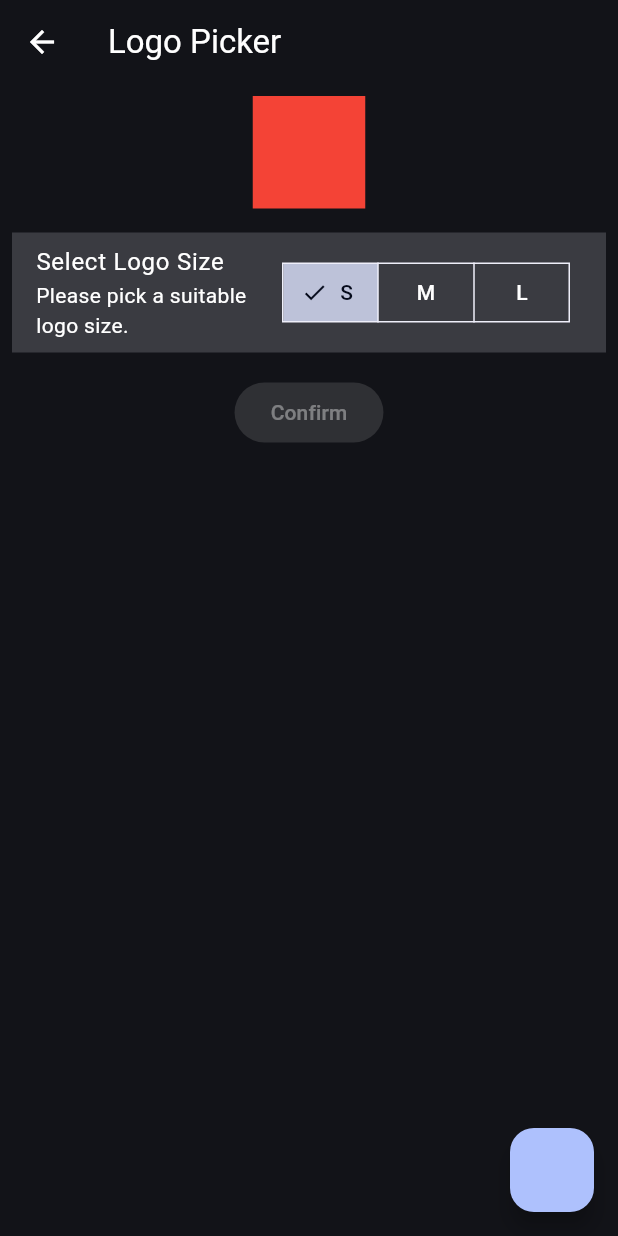
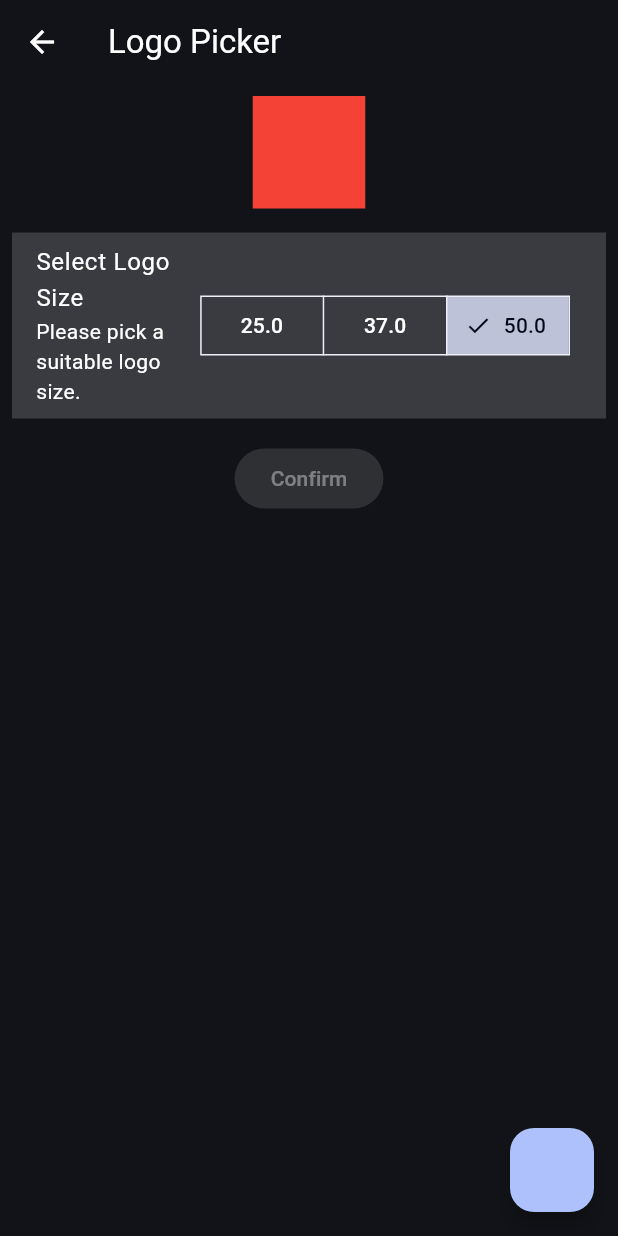
Before and after one commit to vchib1/QR-Scanner, a Flutter app: the EditorPage screen opened directly with empty values, after a tap on "Custom Logo", on a phone screen of 412 x 824 dp. Run offline on Flutter 3.47's test engine with Material 3 defaults, Android fonts, the phone set to English and light mode, and no system bars; our stand-ins replace file_picker, flutter_riverpod, permission_handler, qr_flutter, screenshot, share_plus and 1 more; missing offline and left inert: flex_color_picker, mobile_scanner; accounts and stored records are empty.

Commit message:
added logo picker for generated QR

```diff
--- a/lib/views/editor/editor_page.dart
+++ b/lib/views/editor/editor_page.dart
@@ -1,4 +1,5 @@
 import 'dart:io';
+import 'package:ez_qr/utils/helper_functions/colorpicker_dialog.dart';
 import 'package:flutter/material.dart';
 import 'package:flutter/foundation.dart';
 import 'package:share_plus/share_plus.dart';
@@ -8,7 +9,6 @@ import 'package:file_picker/file_picker.dart';
 import 'package:path_provider/path_provider.dart';
 import 'package:ez_qr/views/editor/viewmodel.dart';
 import 'package:flutter_riverpod/flutter_riverpod.dart';
-import 'package:flex_color_picker/flex_color_picker.dart';
 import 'package:ez_qr/services/database/history/history_db.dart';
 
 class EditorPage extends ConsumerStatefulWidget {
@@ -21,43 +21,24 @@ class EditorPage extends ConsumerStatefulWidget {
 }
 
 class _EditorPageState extends ConsumerState<EditorPage> {
-  late final ScreenshotController screenshotController;
-
-  static const qrSize = 200.0;
-
-  @override
-  void initState() {
-    super.initState();
-    screenshotController = ScreenshotController();
-  }
-
-  Future<void> colorPickerDialog(
-    BuildContext context,
-    Color color,
-    Function(Color color) setState,
-  ) async {
-    //
-    Color newColor = await showColorPickerDialog(
-      context,
-      color,
-      heading: Text("Pick a Color"),
-      pickersEnabled: <ColorPickerType, bool>{
-        ColorPickerType.wheel: true,
-        ColorPickerType.primary: false,
-        ColorPickerType.accent: false,
-      },
-    );
-
-    setState(newColor);
-  }
+  static const qrSize = 250.0;
 
   /// Capture QR code screenshot and return as Uint8List
   Future<Uint8List> captureQRScreenshot() async {
-    Uint8List image = await screenshotController.captureFromWidget(
-      _buildQRView(context),
+    final screenshotController = ScreenshotController();
+
+    final qrWidget = MediaQuery(
+      data: MediaQueryData.fromView(View.of(context)),
+      child: Transform(
+        alignment: Alignment.center,
+        transform: Matrix4.identity()..scale(1.0, -1.0), // Flip vertically
+        child: _buildQRView(),
+      ),
     );
 
-    return image;
+    final imageBytes = await screenshotController.captureFromWidget(qrWidget);
+
+    return imageBytes;
   }
 
   /// Save QR code image to device
@@ -112,6 +93,26 @@ class _EditorPageState extends ConsumerState<EditorPage> {
     }
   }
 
+  Future<void> processLogo() async {
+    final state = ref.read(qrEditViewModel);
+    final viewModel = ref.read(qrEditViewModel.notifier);
+
+    final result =
+        await Navigator.pushNamed(context, "/editor/logo")
+            as Map<String, dynamic>?;
+
+    if (result == null) return;
+
+    File file = File(result["path"] as String);
+    QRLogoSize logoSize = result["size"] as QRLogoSize;
+
+    Uint8List bytes = await file.readAsBytes();
+
+    viewModel.changeState(
+      state.copyWith(selectedLogo: bytes, logoSize: logoSize),
+    );
+  }
+
   void showLoadingDialog() => showDialog<void>(
     context: context,
     barrierDismissible: false,
@@ -120,8 +121,6 @@ class _EditorPageState extends ConsumerState<EditorPage> {
 
   @override
   Widget build(BuildContext context) {
-    final size = MediaQuery.sizeOf(context);
-
     final state = ref.watch(qrEditViewModel);
     final viewModel = ref.watch(qrEditViewModel.notifier);
 
@@ -148,7 +147,7 @@ class _EditorPageState extends ConsumerState<EditorPage> {
             spacing: 12.0,
             children: [
               const SizedBox(height: 8.0),
-              SizedBox(height: qrSize, child: _buildQRView(context)),
+              SizedBox(height: qrSize, child: _buildQRView()),
 
               const SizedBox(height: 12.0),
 
@@ -249,28 +248,17 @@ class _EditorPageState extends ConsumerState<EditorPage> {
 
                   // Background Color
                   ListTile(
-                    onTap: () async {
-                      final path = await Navigator.pushNamed(
-                        context,
-                        "/editor/logo",
-                      );
-
-                      if (path == null) return;
-
-                      viewModel.changeState(
-                        state.copyWith(logoPath: path as String),
-                      );
-                    },
+                    onTap: processLogo,
                     title: Text("Custom Logo"),
                     subtitle: Text(
                       "Add a your custom logo in the center of the QR code.",
                     ),
                     trailing:
-                        state.logoPath != null
+                        state.selectedLogo != null
                             ? IconButton(
                               onPressed: () {
                                 viewModel.changeState(
-                                  state.copyWith(clearLogoPath: true),
+                                  state.copyWith(clearLogo: true),
                                 );
                               },
                               icon: Icon(Icons.delete),
@@ -338,7 +326,7 @@ class _EditorPageState extends ConsumerState<EditorPage> {
     );
   }
 
-  Widget _buildQRView(BuildContext context) {
+  Widget _buildQRView() {
     final state = ref.read(qrEditViewModel);
 
     return QrImageView(
@@ -347,8 +335,11 @@ class _EditorPageState extends ConsumerState<EditorPage> {
       gapless: !state.allowGap,
       backgroundColor: state.bgColor,
       version: state.version,
+      embeddedImageStyle: QrEmbeddedImageStyle(
+        size: Size.square(state.logoSize.size),
+      ),
       embeddedImage:
-          state.logoPath != null ? FileImage(File(state.logoPath!)) : null,
+          state.selectedLogo != null ? MemoryImage(state.selectedLogo!) : null,
       dataModuleStyle: QrDataModuleStyle(
         color: state.patternColor,
         dataModuleShape: state.patternShape,
--- a/lib/views/editor/logo_picker_page.dart
+++ b/lib/views/editor/logo_picker_page.dart
@@ -1,5 +1,6 @@
 import 'dart:io';
 
+import 'package:ez_qr/views/editor/viewmodel.dart';
 import 'package:file_picker/file_picker.dart';
 import 'package:flutter/material.dart';
 
@@ -11,7 +12,7 @@ class LogoPickerPage extends StatefulWidget {
 }
 
 class _LogoPickerPageState extends State<LogoPickerPage> {
-  double selectedSize = 50.0;
+  QRLogoSize logoSize = QRLogoSize.large;
 
   String? imagePath;
 
@@ -54,7 +55,7 @@ class _LogoPickerPageState extends State<LogoPickerPage> {
             ListTile(
               title: Text("Select Logo Size"),
               subtitle: Text("Please pick a suitable logo size."),
-              trailing: SegmentedButton<double>(
+              trailing: SegmentedButton<QRLogoSize>(
                 direction: Axis.horizontal,
                 style: ButtonStyle(
                   padding: WidgetStateProperty.all(const EdgeInsets.all(0.0)),
@@ -63,15 +64,19 @@ class _LogoPickerPageState extends State<LogoPickerPage> {
                     const RoundedRectangleBorder(),
                   ),
                 ),
-                segments: const [
-                  ButtonSegment(value: 50, label: Text("S")),
-                  ButtonSegment(value: 62.5, label: Text("M")),
-                  ButtonSegment(value: 75, label: Text("L")),
-                ],
-                selected: {selectedSize},
+                segments:
+                    QRLogoSize.values
+                        .map(
+                          (e) => ButtonSegment(
+                            value: e,
+                            label: Text(e.size.toString()),
+                          ),
+                        )
+                        .toList(),
+                selected: {logoSize},
                 onSelectionChanged: (newSelection) {
                   setState(() {
-                    selectedSize = newSelection.first;
+                    logoSize = newSelection.first;
                   });
                 },
               ),
@@ -80,7 +85,10 @@ class _LogoPickerPageState extends State<LogoPickerPage> {
             ElevatedButton(
               onPressed:
                   (imagePath != null)
-                      ? () => Navigator.pop(context, imagePath)
+                      ? () => Navigator.pop(context, {
+                        "path": imagePath,
+                        "size": logoSize,
+                      })
                       : null,
               child: const Text("Confirm"),
             ),
--- a/lib/views/editor/viewmodel.dart
+++ b/lib/views/editor/viewmodel.dart
@@ -1,3 +1,4 @@
+import 'package:flutter/foundation.dart';
 import 'package:flutter/material.dart';
 import 'package:flutter_riverpod/flutter_riverpod.dart';
 import 'package:qr_flutter/qr_flutter.dart';
@@ -9,18 +10,7 @@ final qrEditViewModel =
 
 class QREditViewModel extends AutoDisposeNotifier<QREditState> {
   @override
-  QREditState build() {
-    return const QREditState(
-      bgColor: Colors.white,
-      patternColor: Colors.black,
-      eyeColor: Colors.black,
-      patternShape: QrDataModuleShape.square,
-      eyeShape: QrEyeShape.square,
-      version: QrVersions.auto,
-      allowGap: true,
-      logoPath: null,
-    );
-  }
+  QREditState build() => const QREditState.init();
 
   void changeState(QREditState updatedState) => state = updatedState;
 }
@@ -33,7 +23,8 @@ class QREditState {
   final QrEyeShape eyeShape;
   final int version;
   final bool allowGap;
-  final String? logoPath;
+  final Uint8List? selectedLogo;
+  final QRLogoSize logoSize;
 
   const QREditState({
     required this.bgColor,
@@ -43,7 +34,20 @@ class QREditState {
     required this.eyeShape,
     required this.version,
     required this.allowGap,
-    required this.logoPath,
+    required this.selectedLogo,
+    required this.logoSize,
+  });
+
+  const QREditState.init({
+    this.bgColor = Colors.white,
+    this.patternColor = Colors.black,
+    this.eyeColor = Colors.black,
+    this.patternShape = QrDataModuleShape.square,
+    this.eyeShape = QrEyeShape.square,
+    this.version = QrVersions.auto,
+    this.allowGap = true,
+    this.selectedLogo,
+    this.logoSize = QRLogoSize.large,
   });
 
   QREditState copyWith({
@@ -54,8 +58,9 @@ class QREditState {
     QrEyeShape? eyeShape,
     int? version,
     bool? allowGap,
-    String? logoPath,
-    bool clearLogoPath = false,
+    QRLogoSize? logoSize,
+    Uint8List? selectedLogo,
+    bool clearLogo = false,
   }) => QREditState(
     bgColor: bgColor ?? this.bgColor,
     patternColor: patternColor ?? this.patternColor,
@@ -64,6 +69,17 @@ class QREditState {
     eyeShape: eyeShape ?? this.eyeShape,
     version: version ?? this.version,
     allowGap: allowGap ?? this.allowGap,
-    logoPath: clearLogoPath ? null : (logoPath ?? this.logoPath),
+    logoSize: logoSize ?? this.logoSize,
+    selectedLogo: clearLogo ? null : (selectedLogo ?? this.selectedLogo),
   );
 }
+
+enum QRLogoSize {
+  small(25.0),
+  medium(37.0),
+  large(50.0);
+
+  final double size;
+
+  const QRLogoSize(this.size);
+}
--- a/lib/views/image_scanner/image_scanner_page.dart
+++ b/lib/views/image_scanner/image_scanner_page.dart
@@ -6,7 +6,7 @@ import 'package:mobile_scanner/mobile_scanner.dart';
 import '../../model/scanned_item_model.dart';
 import '../../utils/enums/qr_type.dart';
 import '../../utils/snackbar.dart';
-import '../../utils/url_launch.dart';
+import '../../utils/helper_functions/url_launch.dart';
 import '../history/viewmodel.dart';
 
 class ImageScannerPage extends ConsumerStatefulWidget {
--- a/lib/views/qr_scanner/qr_scanner_page.dart
+++ b/lib/views/qr_scanner/qr_scanner_page.dart
@@ -1,6 +1,6 @@
 import 'package:ez_qr/model/scanned_item_model.dart';
 import 'package:ez_qr/utils/enums/qr_type.dart';
-import 'package:ez_qr/utils/url_launch.dart';
+import 'package:ez_qr/utils/helper_functions/url_launch.dart';
 import 'package:ez_qr/views/history/viewmodel.dart';
 import 'package:ez_qr/views/qr_scanner/viewmodel.dart';
 import 'package:flutter/material.dart';
```
Also changed, not shown: lib/utils/helper_functions/colorpicker_dialog.dart (added, +22 -0 lines), lib/utils/helper_functions/url_launch.dart (renamed from lib/utils/url_launch.dart).
